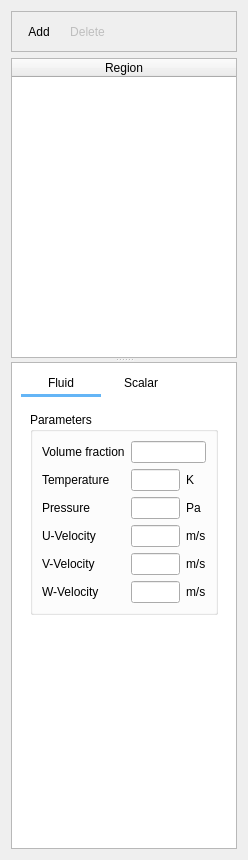
First picture: the form in gui/uifiles/initial_conditions.ui, repository truongd8593/mfix, before the edit.
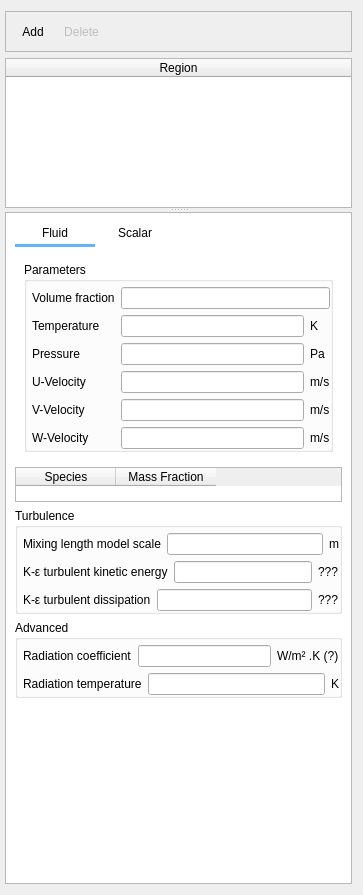
Second picture: the form after the edit. Custom widgets are drawn as their Qt base class.

Commit message: widget naming and margin reduction (9->5 pixels)

The edit to the form file:
```diff
--- a/gui/uifiles/initial_conditions.ui
+++ b/gui/uifiles/initial_conditions.ui
@@ -6,14 +6,17 @@
    <rect>
     <x>0</x>
     <y>0</y>
-    <width>248</width>
-    <height>860</height>
+    <width>363</width>
+    <height>895</height>
    </rect>
   </property>
   <property name="windowTitle">
    <string>Form</string>
   </property>
   <layout class="QGridLayout" name="gridLayout_3">
+   <property name="leftMargin">
+    <number>5</number>
+   </property>
    <item row="0" column="0">
     <widget class="QFrame" name="frame_add_delete">
      <property name="frameShape">
@@ -75,7 +78,7 @@
       <property name="maximumSize">
        <size>
         <width>16777215</width>
-        <height>16777215</height>
+        <height>150</height>
        </size>
       </property>
       <property name="horizontalScrollBarPolicy">
@@ -120,8 +123,8 @@
         <rect>
          <x>0</x>
          <y>0</y>
-         <width>226</width>
-         <height>491</height>
+         <width>345</width>
+         <height>666</height>
         </rect>
        </property>
        <layout class="QGridLayout" name="gridLayout_4">
@@ -186,7 +189,7 @@
           </item>
          </layout>
         </item>
-        <item row="0" column="1">
+        <item row="0" column="2">
          <spacer name="horizontalSpacer_2">
           <property name="orientation">
            <enum>Qt::Horizontal</enum>
@@ -199,7 +202,7 @@
           </property>
          </spacer>
         </item>
-        <item row="1" column="0" colspan="2">
+        <item row="1" column="0" colspan="3">
          <widget class="QStackedWidget" name="stackedwidget">
           <widget class="QWidget" name="page_fluid">
            <layout class="QGridLayout" name="gridLayout">
@@ -209,6 +212,21 @@
                <string>Parameters</string>
               </property>
               <layout class="QGridLayout" name="gridLayout_2">
+               <property name="leftMargin">
+                <number>5</number>
+               </property>
+               <property name="topMargin">
+                <number>5</number>
+               </property>
+               <property name="rightMargin">
+                <number>0</number>
+               </property>
+               <property name="bottomMargin">
+                <number>0</number>
+               </property>
+               <property name="verticalSpacing">
+                <number>6</number>
+               </property>
                <item row="0" column="0">
                 <widget class="QLabel" name="label">
                  <property name="text">
@@ -227,7 +245,7 @@
                 </widget>
                </item>
                <item row="1" column="1">
-                <widget class="QLineEdit" name="lineEdit_2"/>
+                <widget class="LineEdit" name="lineedit_keyword_ic_t_g_args_IC"/>
                </item>
                <item row="1" column="2">
                 <widget class="QLabel" name="label_3">
@@ -244,7 +262,7 @@
                 </widget>
                </item>
                <item row="2" column="1">
-                <widget class="QLineEdit" name="lineEdit_3"/>
+                <widget class="LineEdit" name="lineedit_keyword_ic_p_g_args_IC"/>
                </item>
                <item row="2" column="2">
                 <widget class="QLabel" name="label_6">
@@ -261,7 +279,7 @@
                 </widget>
                </item>
                <item row="3" column="1">
-                <widget class="QLineEdit" name="lineEdit_4"/>
+                <widget class="LineEdit" name="lineedit_keyword_ic_u_g_args_IC"/>
                </item>
                <item row="3" column="2">
                 <widget class="QLabel" name="label_7">
@@ -278,7 +296,7 @@
                 </widget>
                </item>
                <item row="4" column="1">
-                <widget class="QLineEdit" name="lineEdit_5"/>
+                <widget class="LineEdit" name="lineedit_keyword_ic_v_g_args_IC"/>
                </item>
                <item row="4" column="2">
                 <widget class="QLabel" name="label_9">
@@ -295,7 +313,7 @@
                 </widget>
                </item>
                <item row="5" column="1">
-                <widget class="QLineEdit" name="lineEdit_6"/>
+                <widget class="LineEdit" name="lineedit_keyword_ic_w_g_args_IC"/>
                </item>
                <item row="5" column="2">
                 <widget class="QLabel" name="label_11">
@@ -311,7 +329,160 @@
           </widget>
          </widget>
         </item>
-        <item row="2" column="1">
+        <item row="3" column="0" colspan="3">
+         <widget class="QGroupBox" name="groupbox_turbulence">
+          <property name="title">
+           <string>Turbulence</string>
+          </property>
+          <property name="flat">
+           <bool>true</bool>
+          </property>
+          <layout class="QVBoxLayout" name="verticalLayout_2">
+           <property name="spacing">
+            <number>6</number>
+           </property>
+           <property name="leftMargin">
+            <number>5</number>
+           </property>
+           <property name="topMargin">
+            <number>5</number>
+           </property>
+           <property name="rightMargin">
+            <number>0</number>
+           </property>
+           <property name="bottomMargin">
+            <number>0</number>
+           </property>
+           <item>
+            <layout class="QHBoxLayout" name="horizontalLayout_2">
+             <item>
+              <widget class="QLabel" name="label_ic_l_scale">
+               <property name="text">
+                <string>Mixing length model scale</string>
+               </property>
+              </widget>
+             </item>
+             <item>
+              <widget class="LineEdit" name="lineedit_keyword_ic_l_scale_args_IC"/>
+             </item>
+             <item>
+              <widget class="QLabel" name="label_ic_l_scale_units">
+               <property name="text">
+                <string>m</string>
+               </property>
+              </widget>
+             </item>
+            </layout>
+           </item>
+           <item>
+            <layout class="QHBoxLayout" name="horizontalLayout_3">
+             <item>
+              <widget class="QLabel" name="label_ic_k_turb_g">
+               <property name="text">
+                <string>K-ε turbulent kinetic energy</string>
+               </property>
+              </widget>
+             </item>
+             <item>
+              <widget class="LineEdit" name="lineedit_keyword_ic_k_turb_g_args_IC"/>
+             </item>
+             <item>
+              <widget class="QLabel" name="label_ic_k_turb_g_units">
+               <property name="text">
+                <string>???</string>
+               </property>
+              </widget>
+             </item>
+            </layout>
+           </item>
+           <item>
+            <layout class="QHBoxLayout" name="horizontalLayout_4">
+             <item>
+              <widget class="QLabel" name="label_ic_e_turb_g">
+               <property name="text">
+                <string>K-ε turbulent dissipation</string>
+               </property>
+              </widget>
+             </item>
+             <item>
+              <widget class="LineEdit" name="lineedit_keyword_ic_e_turb_g_args_IC"/>
+             </item>
+             <item>
+              <widget class="QLabel" name="label_ic_e_turb_g_units">
+               <property name="text">
+                <string>???</string>
+               </property>
+              </widget>
+             </item>
+            </layout>
+           </item>
+          </layout>
+         </widget>
+        </item>
+        <item row="4" column="0" colspan="3">
+         <widget class="QGroupBox" name="groupbox_advanced">
+          <property name="title">
+           <string>Advanced</string>
+          </property>
+          <layout class="QVBoxLayout" name="verticalLayout_3">
+           <property name="leftMargin">
+            <number>5</number>
+           </property>
+           <property name="topMargin">
+            <number>5</number>
+           </property>
+           <property name="rightMargin">
+            <number>0</number>
+           </property>
+           <property name="bottomMargin">
+            <number>0</number>
+           </property>
+           <item>
+            <layout class="QHBoxLayout" name="horizontalLayout_6">
+             <item>
+              <widget class="QLabel" name="label_ic_gama_rg">
+               <property name="text">
+                <string>Radiation coefficient</string>
+               </property>
+              </widget>
+             </item>
+             <item>
+              <widget class="LineEdit" name="lineedit_keyword_ic_gama_rg_args_IC"/>
+             </item>
+             <item>
+              <widget class="QLabel" name="label_ic_gama_rg_units">
+               <property name="text">
+                <string>W/m² .K (?)</string>
+               </property>
+              </widget>
+             </item>
+            </layout>
+           </item>
+           <item>
+            <layout class="QHBoxLayout" name="horizontalLayout_5">
+             <item>
+              <widget class="QLabel" name="label_ic_t_rg">
+               <property name="text">
+                <string>Radiation temperature</string>
+               </property>
+              </widget>
+             </item>
+             <item>
+              <widget class="LineEdit" name="lineedit_keyword_ic_t_rg_args_IC"/>
+             </item>
+             <item>
+              <widget class="QLabel" name="label_ic_t_rg_units">
+               <property name="text">
+                <string>K</string>
+               </property>
+              </widget>
+             </item>
+            </layout>
+           </item>
+          </layout>
+         </widget>
+        </item>
+        <item row="5" column="1">
          <spacer name="verticalSpacer">
           <property name="orientation">
            <enum>Qt::Vertical</enum>
@@ -324,6 +495,26 @@
           </property>
          </spacer>
         </item>
+        <item row="2" column="0" colspan="3">
+         <widget class="QTableWidget" name="tablewidget_fluid_mass_fraction">
+          <property name="maximumSize">
+           <size>
+            <width>16777215</width>
+            <height>35</height>
+           </size>
+          </property>
+          <column>
+           <property name="text">
+            <string>Species</string>
+           </property>
+          </column>
+          <column>
+           <property name="text">
+            <string>Mass Fraction</string>
+           </property>
+          </column>
+         </widget>
+        </item>
        </layout>
        <zorder>verticalSpacer</zorder>
        <zorder>stackedwidget</zorder>
```
Left out of the diff: 27 changed lines with no effect on the pictures.
